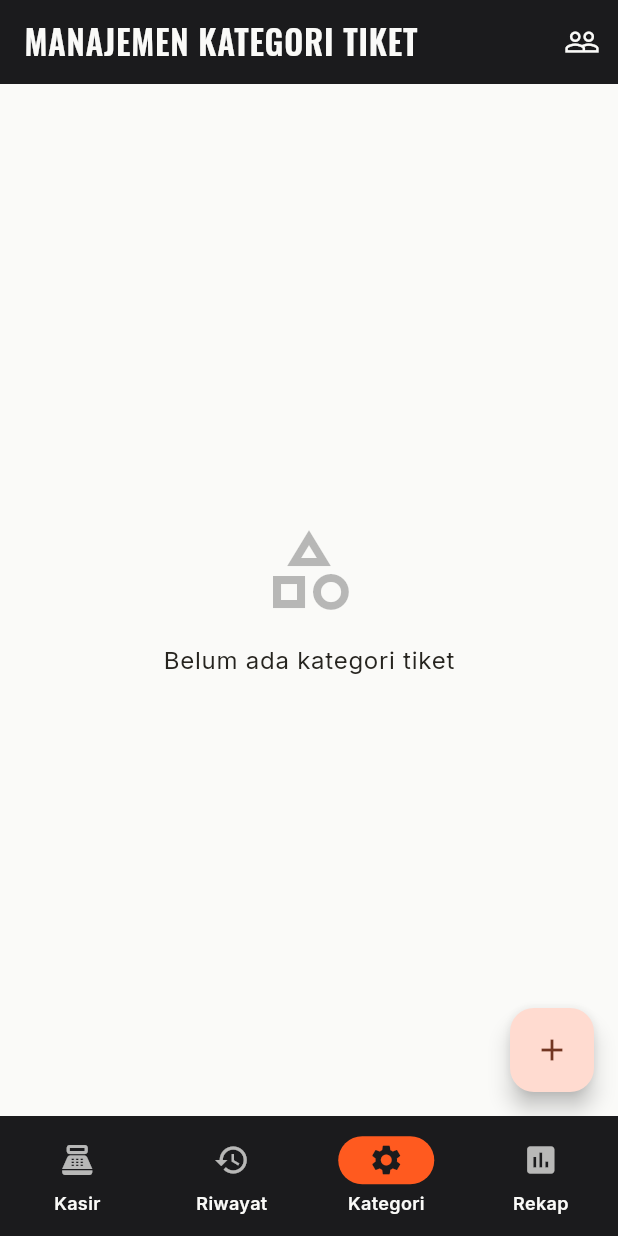
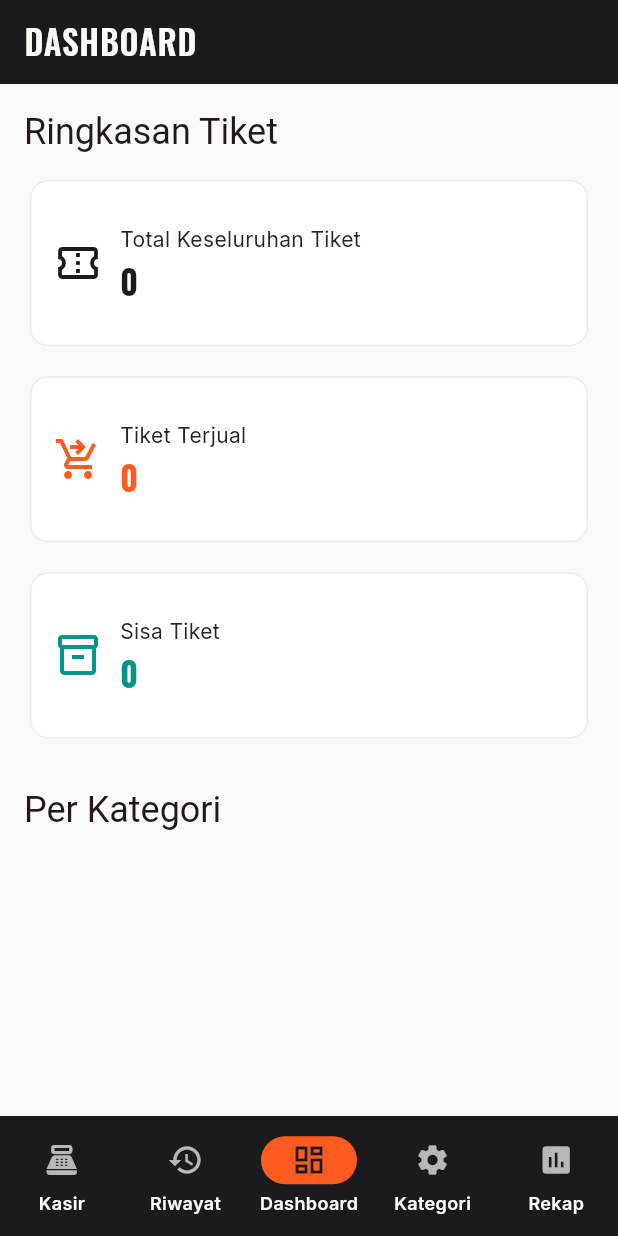
Before and after one commit to HenryKristofani/Kasir-Motocross, a Flutter app: the screen it shows after launch, item 3 of the bottom bar chosen, on a phone screen of 412 x 824 dp. Run offline on Flutter 3.47's test engine with Material 3 defaults, Android fonts, the phone set to English and light mode, and no system bars; our stand-ins replace connectivity_plus, drift, flutter_riverpod, google_fonts, shared_preferences, supabase_flutter; missing offline and left inert: esc_pos_bluetooth, esc_pos_utils; accounts and stored records are empty; generated files the repository leaves out were written again.

Commit message:
dashboard

```diff
--- /dev/null
+++ b/lib/features/dashboard/dashboard_screen.dart
@@ -0,0 +1,287 @@
+import 'package:flutter/material.dart';
+import 'package:flutter_riverpod/flutter_riverpod.dart';
+import '../../core/theme/app_theme.dart';
+import '../../core/utils/error_message.dart';
+import '../../data/models/ticket_category_model.dart';
+import '../../providers/database_provider.dart';
+
+class DashboardScreen extends ConsumerWidget {
+  const DashboardScreen({super.key});
+
+  String _formatNumber(int value) => value.toString().replaceAllMapped(
+    RegExp(r'(\d{1,3})(?=(\d{3})+(?!\d))'),
+    (match) => '${match[1]}.',
+  );
+
+  @override
+  Widget build(BuildContext context, WidgetRef ref) {
+    final categoriesAsync = ref.watch(kategoriTiketStreamProvider);
+    final quotaAsync = ref.watch(sisaKuotaPerKategoriProvider);
+
+    return Scaffold(
+      appBar: AppBar(title: const Text('DASHBOARD')),
+      body: categoriesAsync.when(
+        loading: () => const Center(child: CircularProgressIndicator()),
+        error: (error, _) => _ErrorState(
+          error: error,
+          onRetry: () => ref.refresh(kategoriTiketStreamProvider),
+        ),
+        data: (categories) => quotaAsync.when(
+          loading: () => const Center(child: CircularProgressIndicator()),
+          error: (error, _) => _ErrorState(
+            error: error,
+            onRetry: () => ref.refresh(sisaKuotaPerKategoriProvider),
+          ),
+          data: (remainingById) => _DashboardContent(
+            categories: categories,
+            remainingById: remainingById,
+            formatNumber: _formatNumber,
+          ),
+        ),
+      ),
+    );
+  }
+}
+
+class _DashboardContent extends StatelessWidget {
+  const _DashboardContent({
+    required this.categories,
+    required this.remainingById,
+    required this.formatNumber,
+  });
+
+  final List<TicketCategoryModel> categories;
+  final Map<String, int> remainingById;
+  final String Function(int) formatNumber;
+
+  @override
+  Widget build(BuildContext context) {
+    final capacityCategories = categories.where(
+      (category) => !category.isBundling && category.quota != null,
+    );
+    final totalCapacity = capacityCategories.fold<int>(
+      0,
+      (sum, category) => sum + (category.quota ?? 0),
+    );
+    final totalRemaining = capacityCategories.fold<int>(
+      0,
+      (sum, category) =>
+          sum + (remainingById[category.id] ?? category.quota ?? 0),
+    );
+    final totalSold = (totalCapacity - totalRemaining).clamp(0, totalCapacity);
+
+    final grouped = <String, List<TicketCategoryModel>>{};
+    for (final category in categories) {
+      grouped.putIfAbsent(category.name, () => []).add(category);
+    }
+
+    return ListView(
+      padding: const EdgeInsets.all(16),
+      children: [
+        Text(
+          'Ringkasan Tiket',
+          style: Theme.of(context).textTheme.headlineSmall,
+        ),
+        const SizedBox(height: 12),
+        LayoutBuilder(
+          builder: (context, constraints) {
+            final columns = constraints.maxWidth >= 720 ? 3 : 1;
+            return GridView.count(
+              crossAxisCount: columns,
+              shrinkWrap: true,
+              physics: const NeverScrollableScrollPhysics(),
+              crossAxisSpacing: 12,
+              mainAxisSpacing: 12,
+              childAspectRatio: columns == 1 ? 3.2 : 1.45,
+              children: [
+                _MetricCard(
+                  icon: Icons.confirmation_number_outlined,
+                  title: 'Total Keseluruhan Tiket',
+                  value: formatNumber(totalCapacity),
+                  color: AppColors.asphalt,
+                ),
+                _MetricCard(
+                  icon: Icons.shopping_cart_checkout,
+                  title: 'Tiket Terjual',
+                  value: formatNumber(totalSold),
+                  color: AppColors.safetyOrange,
+                ),
+                _MetricCard(
+                  icon: Icons.inventory_2_outlined,
+                  title: 'Sisa Tiket',
+                  value: formatNumber(totalRemaining),
+                  color: Colors.teal,
+                ),
+              ],
+            );
+          },
+        ),
+        const SizedBox(height: 28),
+        Text('Per Kategori', style: Theme.of(context).textTheme.headlineSmall),
+        const SizedBox(height: 12),
+        ...grouped.entries.map((entry) {
+          final variants = entry.value.where(
+            (category) => !category.isBundling && category.quota != null,
+          );
+          final capacity = variants.fold<int>(
+            0,
+            (sum, category) => sum + (category.quota ?? 0),
+          );
+          final remaining = variants.fold<int>(
+            0,
+            (sum, category) =>
+                sum + (remainingById[category.id] ?? category.quota ?? 0),
+          );
+          final sold = (capacity - remaining).clamp(0, capacity);
+          return Card(
+            margin: const EdgeInsets.only(bottom: 10),
+            child: Padding(
+              padding: const EdgeInsets.all(16),
+              child: Column(
+                crossAxisAlignment: CrossAxisAlignment.start,
+                children: [
+                  Text(
+                    entry.key,
+                    style: Theme.of(context).textTheme.titleLarge,
+                  ),
+                  const SizedBox(height: 12),
+                  Row(
+                    children: [
+                      Expanded(
+                        child: _CategoryValue(
+                          label: 'Total',
+                          value: formatNumber(capacity),
+                        ),
+                      ),
+                      Expanded(
+                        child: _CategoryValue(
+                          label: 'Terjual',
+                          value: formatNumber(sold),
+                          color: AppColors.safetyOrange,
+                        ),
+                      ),
+                      Expanded(
+                        child: _CategoryValue(
+                          label: 'Sisa',
+                          value: formatNumber(remaining),
+                          color: Colors.teal,
+                        ),
+                      ),
+                    ],
+                  ),
+                  const SizedBox(height: 10),
+                  Wrap(
+                    spacing: 8,
+                    runSpacing: 6,
+                    children: variants
+                        .map(
+                          (category) => Chip(
+                            label: Text(
+                              '${category.dayType == 'day1' ? 'Day 1' : 'Day 2'}: ${formatNumber(remainingById[category.id] ?? category.quota ?? 0)} sisa',
+                            ),
+                          ),
+                        )
+                        .toList(),
+                  ),
+                ],
+              ),
+            ),
+          );
+        }),
+      ],
+    );
+  }
+}
+
+class _MetricCard extends StatelessWidget {
+  const _MetricCard({
+    required this.icon,
+    required this.title,
+    required this.value,
+    required this.color,
+  });
+
+  final IconData icon;
+  final String title;
+  final String value;
+  final Color color;
+
+  @override
+  Widget build(BuildContext context) {
+    return Card(
+      child: Padding(
+        padding: const EdgeInsets.all(16),
+        child: Row(
+          children: [
+            Icon(icon, color: color, size: 32),
+            const SizedBox(width: 12),
+            Expanded(
+              child: Column(
+                crossAxisAlignment: CrossAxisAlignment.start,
+                mainAxisAlignment: MainAxisAlignment.center,
+                children: [
+                  Text(title, style: Theme.of(context).textTheme.bodyMedium),
+                  const SizedBox(height: 4),
+                  Text(
+                    value,
+                    style: Theme.of(context).textTheme.headlineMedium?.copyWith(
+                      color: color,
+                      fontWeight: FontWeight.w700,
+                    ),
+                  ),
+                ],
+              ),
+            ),
+          ],
+        ),
+      ),
+    );
+  }
+}
+
+class _CategoryValue extends StatelessWidget {
+  const _CategoryValue({required this.label, required this.value, this.color});
+
+  final String label;
+  final String value;
+  final Color? color;
+
+  @override
+  Widget build(BuildContext context) {
+    return Column(
+      crossAxisAlignment: CrossAxisAlignment.start,
+      children: [
+        Text(label, style: Theme.of(context).textTheme.bodySmall),
+        const SizedBox(height: 2),
+        Text(
+          value,
+          style: Theme.of(context).textTheme.titleLarge?.copyWith(
+            color: color,
+            fontWeight: FontWeight.w700,
+          ),
+        ),
+      ],
+    );
+  }
+}
+
+class _ErrorState extends StatelessWidget {
+  const _ErrorState({required this.error, required this.onRetry});
+
+  final Object error;
+  final VoidCallback onRetry;
+
+  @override
+  Widget build(BuildContext context) {
+    return Center(
+      child: Column(
+        mainAxisAlignment: MainAxisAlignment.center,
+        children: [
+          Text(appErrorMessage(error), textAlign: TextAlign.center),
+          const SizedBox(height: 16),
+          ElevatedButton(onPressed: onRetry, child: const Text('Coba Lagi')),
+        ],
+      ),
+    );
+  }
+}
--- a/lib/main.dart
+++ b/lib/main.dart
@@ -6,6 +6,7 @@ import 'features/kasir/kasir_screen.dart';
 import 'features/riwayat/riwayat_screen.dart';
 import 'features/settings/kategori_tiket_screen.dart';
 import 'features/rekap/rekap_screen.dart';
+import 'features/dashboard/dashboard_screen.dart';
 import 'core/theme/app_theme.dart';
 import 'providers/database_provider.dart';
 
@@ -49,6 +50,7 @@ class _RootScreenState extends ConsumerState<RootScreen> {
   final _pages = const [
     KasirScreen(),
     RiwayatScreen(),
+    DashboardScreen(),
     KategoriTiketScreen(),
     RekapScreen(),
   ];
@@ -79,6 +81,10 @@ class _RootScreenState extends ConsumerState<RootScreen> {
             label: 'Kasir',
           ),
           NavigationDestination(icon: Icon(Icons.history), label: 'Riwayat'),
+          NavigationDestination(
+            icon: Icon(Icons.dashboard_outlined),
+            label: 'Dashboard',
+          ),
           NavigationDestination(icon: Icon(Icons.settings), label: 'Kategori'),
           NavigationDestination(icon: Icon(Icons.assessment), label: 'Rekap'),
         ],
```
